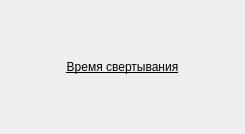
Qt form choisedialog/ko1.ui (krang4d/Agrekola) before a commit.
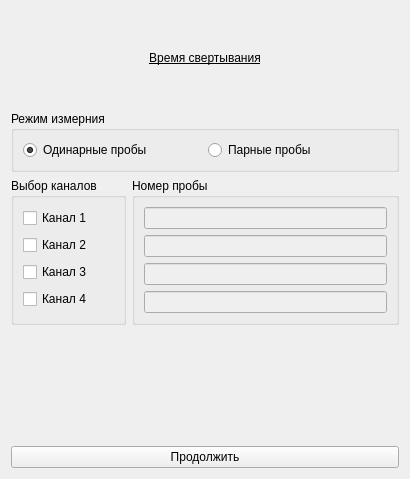
The same form after that commit.

Commit message: replace koagrxml, add parameters to Ko1.ui from xml

What changed in the file:
```diff
--- a/choisedialog/ko1.ui
+++ b/choisedialog/ko1.ui
@@ -6,14 +6,30 @@
    <rect>
     <x>0</x>
     <y>0</y>
-    <width>245</width>
-    <height>134</height>
+    <width>410</width>
+    <height>479</height>
    </rect>
   </property>
   <property name="windowTitle">
    <string>Form</string>
   </property>
   <layout class="QVBoxLayout" name="verticalLayout">
+   <item>
+    <spacer name="verticalSpacer_3">
+     <property name="orientation">
+      <enum>Qt::Vertical</enum>
+     </property>
+     <property name="sizeType">
+      <enum>QSizePolicy::Maximum</enum>
+     </property>
+     <property name="sizeHint" stdset="0">
+      <size>
+       <width>20</width>
+       <height>40</height>
+      </size>
+     </property>
+    </spacer>
+   </item>
    <item>
     <widget class="QLabel" name="label">
      <property name="sizePolicy">
@@ -30,6 +46,161 @@
      </property>
     </widget>
    </item>
+   <item>
+    <spacer name="verticalSpacer_2">
+     <property name="orientation">
+      <enum>Qt::Vertical</enum>
+     </property>
+     <property name="sizeType">
+      <enum>QSizePolicy::Maximum</enum>
+     </property>
+     <property name="sizeHint" stdset="0">
+      <size>
+       <width>20</width>
+       <height>40</height>
+      </size>
+     </property>
+    </spacer>
+   </item>
+   <item>
+    <widget class="QGroupBox" name="groupBox_probe">
+     <property name="sizePolicy">
+      <sizepolicy hsizetype="Preferred" vsizetype="Fixed">
+       <horstretch>0</horstretch>
+       <verstretch>0</verstretch>
+      </sizepolicy>
+     </property>
+     <property name="title">
+      <string notr="true">Режим измерния</string>
+     </property>
+     <property name="flat">
+      <bool>false</bool>
+     </property>
+     <property name="checkable">
+      <bool>false</bool>
+     </property>
+     <layout class="QHBoxLayout" name="horizontalLayout_2">
+      <item>
+       <widget class="QRadioButton" name="radioButton_single">
+        <property name="text">
+         <string>Одинарные пробы</string>
+        </property>
+        <property name="checked">
+         <bool>true</bool>
+        </property>
+       </widget>
+      </item>
+      <item>
+       <widget class="QRadioButton" name="radioButton_double">
+        <property name="text">
+         <string>Парные пробы</string>
+        </property>
+       </widget>
+      </item>
+     </layout>
+    </widget>
+   </item>
+   <item>
+    <layout class="QHBoxLayout" name="horizontalLayout">
+     <item>
+      <widget class="QGroupBox" name="groupBox_ch">
+       <property name="title">
+        <string>Выбор каналов</string>
+       </property>
+       <layout class="QVBoxLayout" name="verticalLayout_4">
+        <item>
+         <widget class="QCheckBox" name="checkBox_ch1">
+          <property name="text">
+           <string>Канал 1</string>
+          </property>
+         </widget>
+        </item>
+        <item>
+         <widget class="QCheckBox" name="checkBox_ch2">
+          <property name="text">
+           <string>Канал 2</string>
+          </property>
+         </widget>
+        </item>
+        <item>
+         <widget class="QCheckBox" name="checkBox_ch3">
+          <property name="text">
+           <string>Канал 3</string>
+          </property>
+         </widget>
+        </item>
+        <item>
+         <widget class="QCheckBox" name="checkBox_ch4">
+          <property name="text">
+           <string>Канал 4</string>
+          </property>
+         </widget>
+        </item>
+       </layout>
+      </widget>
+     </item>
+     <item>
+      <widget class="QGroupBox" name="groupBox">
+       <property name="title">
+        <string>Номер пробы</string>
+       </property>
+       <layout class="QVBoxLayout" name="verticalLayout_2">
+        <item>
+         <widget class="QLineEdit" name="lineEdit_ch1">
+          <property name="enabled">
+           <bool>false</bool>
+          </property>
+         </widget>
+        </item>
+        <item>
+         <widget class="QLineEdit" name="lineEdit_ch2">
+          <property name="enabled">
+           <bool>false</bool>
+          </property>
+         </widget>
+        </item>
+        <item>
+         <widget class="QLineEdit" name="lineEdit_ch3">
+          <property name="enabled">
+           <bool>false</bool>
+          </property>
+         </widget>
+        </item>
+        <item>
+         <widget class="QLineEdit" name="lineEdit_ch4">
+          <property name="enabled">
+           <bool>false</bool>
+          </property>
+         </widget>
+        </item>
+       </layout>
+      </widget>
+     </item>
+    </layout>
+   </item>
+   <item>
+    <spacer name="verticalSpacer">
+     <property name="orientation">
+      <enum>Qt::Vertical</enum>
+     </property>
+     <property name="sizeType">
+      <enum>QSizePolicy::MinimumExpanding</enum>
+     </property>
+     <property name="sizeHint" stdset="0">
+      <size>
+       <width>20</width>
+       <height>40</height>
+      </size>
+     </property>
+    </spacer>
+   </item>
+   <item>
+    <widget class="QPushButton" name="pushButton">
+     <property name="text">
+      <string>Продолжить</string>
+     </property>
+    </widget>
+   </item>
   </layout>
  </widget>
  <resources/>
```
The commit also changes 7 other files.
